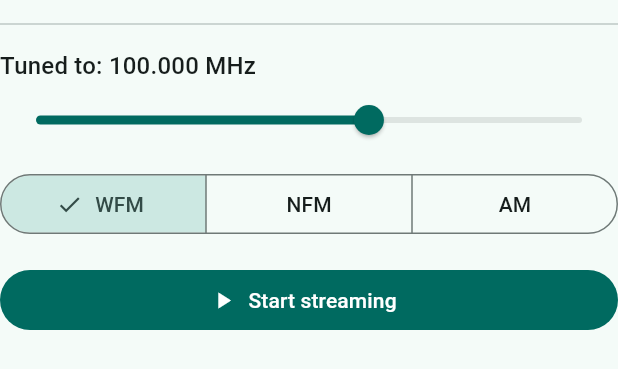
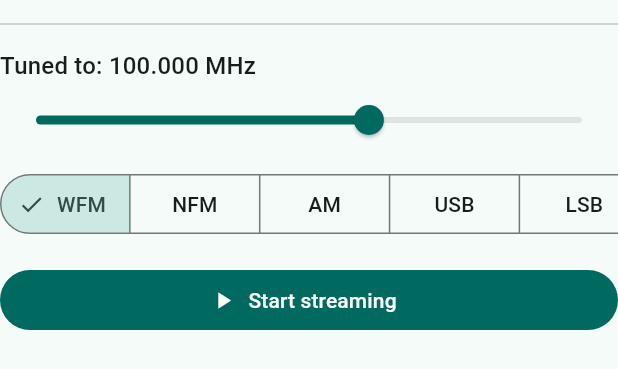
Before and after one commit to reinanbr/driver_rtlsdr_flutter, a Flutter app: the _TunerDemo widget shown alone on an empty page, opened directly, on a phone screen of 412 x 824 dp. Shown: the top 369 px of the screen. Run offline on Flutter 3.47's test engine with Material 3 defaults, Android fonts, the phone set to English and light mode, and no system bars; missing offline and left inert: dart:ffi.

Commit message:
Validate SSB and raw I/Q recording on real hardware; expand example app
Example app now exposes the full API surface added recently: all 5
DemodMode values (added USB/LSB to the mode selector) plus PCM and raw
I/Q recording controls with live bytes-written stats, using
path_provider for the file location.

Tested end-to-end against a real RTL2838U dongle (moto g35 5G, Android
15, over Wi-Fi ADB) rather than just the emulator/synthetic tests:
- USB permission -> device open -> all 5 modes streaming with plausible
  RF/audio levels, confirmed via the native dsp_thread_main log line
  ("DSP pipeline: mode N..."), not just the Dart-side UI state.
- Pulled both a .wav (correct mono/32kHz header, valid RIFF size fixup)
  and a .cu8 raw I/Q capture (byte mean ~127.5, matching the expected
  offset-binary ADC center) off the device and inspected them on the
  host.
- flutter test integration_test passed against the real device.
- No crashes or native-side errors throughout.

Updated demod_ssb.h's header comment, README's hardware-validation
section, and CHANGELOG accordingly - this was the first time either SSB
or the recording paths ran against real hardware.

Co-Authored-By: Claude Sonnet 5 <noreply@anthropic.com>

```diff
--- a/example/lib/main.dart
+++ b/example/lib/main.dart
@@ -1,17 +1,19 @@
 import 'dart:async';
 import 'dart:ffi' as ffi;
+import 'dart:io';
 
 import 'package:driver_rtlsdr/driver_rtlsdr.dart';
 import 'package:ffi/ffi.dart' as pkg_ffi;
 import 'package:flutter/material.dart';
+import 'package:path_provider/path_provider.dart';
 
 /// Minimal example app for driver_rtlsdr — proves that the plugin's public
-/// API (USB attach/permission, tuning, streaming, stats) is enough to build
-/// a working app on top of it, with no UI coming from the plugin itself.
-/// Only WFM/NFM/AM + RF/audio level + stereo pilot lock — no RDS, scan,
-/// recording or presets (that's left up to each consumer app; see the
-/// `rtl-sdr mobile` app, this package's sibling, for a full
-/// implementation).
+/// API (USB attach/permission, tuning, streaming, stats, PCM/raw-I/Q
+/// recording) is enough to build a working app on top of it, with no UI
+/// coming from the plugin itself. All 5 DemodMode values (WFM/NFM/AM/USB/
+/// LSB) + RF/audio level + stereo pilot lock — no RDS, scan or presets
+/// (that's left up to each consumer app; see the `rtl-sdr mobile` app,
+/// this package's sibling, for a full implementation).
 void main() => runApp(const ExampleApp());
 
 class ExampleApp extends StatefulWidget {
@@ -141,10 +143,27 @@ class _TunerDemoState extends State<_TunerDemo> {
   bool _stereoLocked = false;
   int _iqBytesReceived = 0;
 
+  Directory? _recordingDir;
+  bool _isRecordingPcm = false;
+  bool _isRecordingIq = false;
+  int _recordingBytesWritten = 0;
+  int _iqRecordingBytesWritten = 0;
+
+  @override
+  void initState() {
+    super.initState();
+    getApplicationDocumentsDirectory().then((dir) {
+      if (mounted) setState(() => _recordingDir = dir);
+    });
+  }
+
   @override
   void dispose() {
     _statsTimer?.cancel();
     if (_isStreaming) {
+      // Stopping streaming auto-finalizes any in-progress recording on the
+      // native side (rtlsdr_shim.c's shim_stop_streaming) — no leftover
+      // WAV/cu8 with a zeroed/truncated header.
       NativeBindings.shimStopStreaming();
     }
     pkg_ffi.calloc.free(_statsPtr);
@@ -194,7 +213,13 @@ class _TunerDemoState extends State<_TunerDemo> {
     NativeBindings.shimStopStreaming();
     _statsTimer?.cancel();
     _statsTimer = null;
-    setState(() => _isStreaming = false);
+    setState(() {
+      _isStreaming = false;
+      // Mirrors the native side: shim_stop_streaming() auto-finalizes both
+      // recording taps, so the local toggle state must reset too.
+      _isRecordingPcm = false;
+      _isRecordingIq = false;
+    });
   }
 
   void _pollStats() {
@@ -204,6 +229,56 @@ class _TunerDemoState extends State<_TunerDemo> {
       _audioLevelDbfs = _statsPtr.ref.audioLevelDbfs;
       _stereoLocked = _statsPtr.ref.stereoLocked != 0;
       _iqBytesReceived = _statsPtr.ref.iqBytesReceived;
+      _recordingBytesWritten = _statsPtr.ref.recordingBytesWritten;
+      _iqRecordingBytesWritten = _statsPtr.ref.iqRecordingBytesWritten;
+    });
+  }
+
+  void _toggleRecording() {
+    final dir = _recordingDir;
+    if (_isRecordingPcm) {
+      NativeBindings.shimStopRecording();
+      setState(() => _isRecordingPcm = false);
+      return;
+    }
+    if (dir == null) return;
+    final path = '${dir.path}/driver_rtlsdr_capture.wav';
+    final pathPtr = path.toNativeUtf8();
+    final status = NativeBindings.shimStartRecording(pathPtr);
+    pkg_ffi.calloc.free(pathPtr);
+    if (status != 0) {
+      setState(
+        () => _lastError = 'Failed to start PCM recording (status $status)',
+      );
+      return;
+    }
+    setState(() {
+      _isRecordingPcm = true;
+      _lastError = null;
+    });
+  }
+
+  void _toggleIqRecording() {
+    final dir = _recordingDir;
+    if (_isRecordingIq) {
+      NativeBindings.shimStopIqRecording();
+      setState(() => _isRecordingIq = false);
+      return;
+    }
+    if (dir == null) return;
+    final path = '${dir.path}/driver_rtlsdr_capture.cu8';
+    final pathPtr = path.toNativeUtf8();
+    final status = NativeBindings.shimStartIqRecording(pathPtr);
+    pkg_ffi.calloc.free(pathPtr);
+    if (status != 0) {
+      setState(
+        () => _lastError = 'Failed to start I/Q recording (status $status)',
+      );
+      return;
+    }
+    setState(() {
+      _isRecordingIq = true;
+      _lastError = null;
     });
   }
 
@@ -224,14 +299,16 @@ class _TunerDemoState extends State<_TunerDemo> {
           onChanged: (v) => _applyFrequency(v.round()),
         ),
         const SizedBox(height: 8),
-        SegmentedButton<DemodMode>(
-          segments: const [
-            ButtonSegment(value: DemodMode.wfm, label: Text('WFM')),
-            ButtonSegment(value: DemodMode.nfm, label: Text('NFM')),
-            ButtonSegment(value: DemodMode.am, label: Text('AM')),
-          ],
-          selected: {_mode},
-          onSelectionChanged: (selection) => _setMode(selection.first),
+        SingleChildScrollView(
+          scrollDirection: Axis.horizontal,
+          child: SegmentedButton<DemodMode>(
+            segments: [
+              for (final mode in DemodMode.values)
+                ButtonSegment(value: mode, label: Text(mode.shortLabel)),
+            ],
+            selected: {_mode},
+            onSelectionChanged: (selection) => _setMode(selection.first),
+          ),
         ),
         const SizedBox(height: 16),
         FilledButton.icon(
@@ -239,6 +316,36 @@ class _TunerDemoState extends State<_TunerDemo> {
           icon: Icon(_isStreaming ? Icons.stop : Icons.play_arrow),
           label: Text(_isStreaming ? 'Stop streaming' : 'Start streaming'),
         ),
+        if (_isStreaming) ...[
+          const SizedBox(height: 8),
+          Row(
+            children: [
+              Expanded(
+                child: OutlinedButton.icon(
+                  onPressed: _recordingDir == null ? null : _toggleRecording,
+                  icon: Icon(
+                    _isRecordingPcm
+                        ? Icons.stop_circle
+                        : Icons.fiber_manual_record,
+                  ),
+                  label: Text(_isRecordingPcm ? 'Stop PCM rec.' : 'Record PCM'),
+                ),
+              ),
+              const SizedBox(width: 8),
+              Expanded(
+                child: OutlinedButton.icon(
+                  onPressed: _recordingDir == null ? null : _toggleIqRecording,
+                  icon: Icon(
+                    _isRecordingIq
+                        ? Icons.stop_circle
+                        : Icons.fiber_manual_record,
+                  ),
+                  label: Text(_isRecordingIq ? 'Stop I/Q rec.' : 'Record I/Q'),
+                ),
+              ),
+            ],
+          ),
+        ],
         if (_lastError != null) ...[
           const SizedBox(height: 8),
           Text(_lastError!, style: const TextStyle(color: Colors.red)),
@@ -250,8 +357,16 @@ class _TunerDemoState extends State<_TunerDemo> {
           ),
           Text('RF level: ${_rfLevelDbfs.toStringAsFixed(1)} dBFS'),
           Text('Audio level: ${_audioLevelDbfs.toStringAsFixed(1)} dBFS'),
-          if (_mode == DemodMode.wfm)
+          if (_mode.supportsStereoAndRds)
             Text('Stereo pilot: ${_stereoLocked ? "locked" : "unlocked"}'),
+          if (_isRecordingPcm)
+            Text(
+              'PCM recorded: ${(_recordingBytesWritten / 1e6).toStringAsFixed(2)} MB',
+            ),
+          if (_isRecordingIq)
+            Text(
+              'I/Q recorded: ${(_iqRecordingBytesWritten / 1e6).toStringAsFixed(2)} MB',
+            ),
         ],
       ],
     );
--- a/example/pubspec.yaml
+++ b/example/pubspec.yaml
@@ -29,6 +29,9 @@ dependencies:
   # Use with the CupertinoIcons class for iOS style icons.
   cupertino_icons: ^1.0.8
   ffi: ^2.2.0
+  # For choosing where PCM/raw-I/Q recordings go (shimStartRecording/
+  # shimStartIqRecording take an absolute path — see README.md).
+  path_provider: ^2.1.5
 
 dev_dependencies:
   integration_test:
```
Also changed, not shown: example/pubspec.lock, 3 other files.
